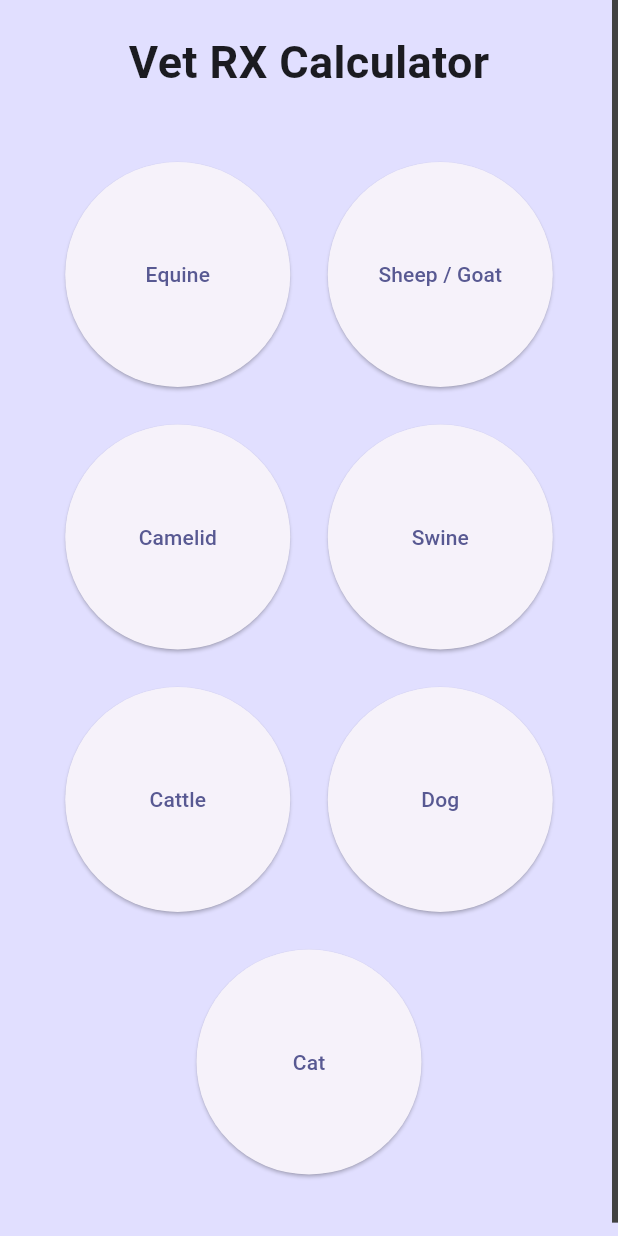
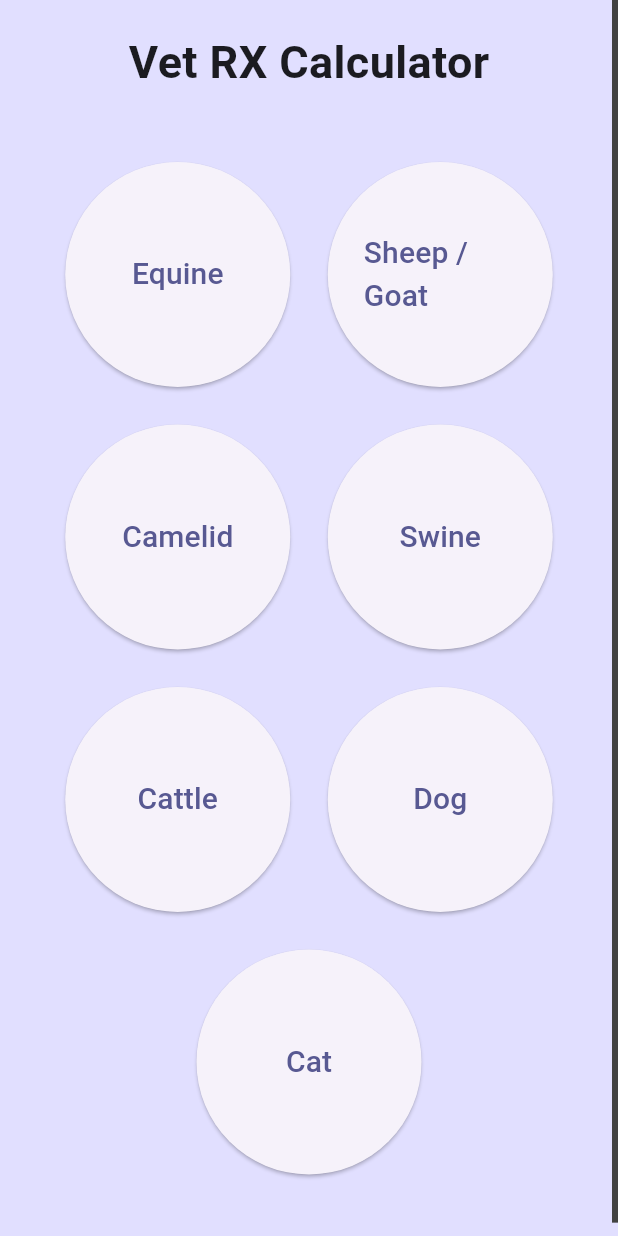
Before and after one commit to JoshyOWashy/Veterinary-Calculator-App, a Flutter app: the screen it shows after launch, on a phone screen of 412 x 824 dp. Run offline on Flutter 3.47's test engine with Material 2 defaults, Android fonts, the phone set to English and light mode, and no system bars; our stand-ins replace firebase_core, firebase_database; accounts and stored records are empty.

Commit message:
make text bigger

```diff
--- a/vet_calc_app/lib/animal_page.dart
+++ b/vet_calc_app/lib/animal_page.dart
@@ -35,7 +35,8 @@ class AnimalPage extends StatelessWidget {
                     MaterialPageRoute(builder: (context) => const DrugPage()),
                   );
                 },
-                child: Text(animalToString(Animal.equine)),
+                child: Text(animalToString(Animal.equine),
+                    style: const TextStyle(fontSize: 20)),
               ),
             ),
 
@@ -53,7 +54,8 @@ class AnimalPage extends StatelessWidget {
                     MaterialPageRoute(builder: (context) => const DrugPage()),
                   );
                 },
-                child: Text(animalToString(Animal.sheepGoat)),
+                child: Text(animalToString(Animal.sheepGoat),
+                    style: const TextStyle(fontSize: 20)),
               ),
             )
           ]),
@@ -73,7 +75,8 @@ class AnimalPage extends StatelessWidget {
                       MaterialPageRoute(builder: (context) => const DrugPage()),
                     );
                   },
-                  child: Text(animalToString(Animal.camelid)),
+                  child: Text(animalToString(Animal.camelid),
+                      style: const TextStyle(fontSize: 20)),
                 ),
               ),
 
@@ -91,7 +94,8 @@ class AnimalPage extends StatelessWidget {
                       MaterialPageRoute(builder: (context) => const DrugPage()),
                     );
                   },
-                  child: Text(animalToString(Animal.swine)),
+                  child: Text(animalToString(Animal.swine),
+                      style: const TextStyle(fontSize: 20)),
                 ),
               )
             ],
@@ -112,7 +116,8 @@ class AnimalPage extends StatelessWidget {
                       MaterialPageRoute(builder: (context) => const DrugPage()),
                     );
                   },
-                  child: Text(animalToString(Animal.cattle)),
+                  child: Text(animalToString(Animal.cattle),
+                      style: const TextStyle(fontSize: 20)),
                 ),
               ),
 
@@ -130,7 +135,8 @@ class AnimalPage extends StatelessWidget {
                       MaterialPageRoute(builder: (context) => const DrugPage()),
                     );
                   },
-                  child: Text(animalToString(Animal.dog)),
+                  child: Text(animalToString(Animal.dog),
+                      style: const TextStyle(fontSize: 20)),
                 ),
               )
             ],
@@ -151,7 +157,8 @@ class AnimalPage extends StatelessWidget {
                       MaterialPageRoute(builder: (context) => const DrugPage()),
                     );
                   },
-                  child: Text(animalToString(Animal.cat)),
+                  child: Text(animalToString(Animal.cat),
+                      style: const TextStyle(fontSize: 20)),
                 ),
               ),
             ],
```
Also changed, not shown: vet_calc_app/lib/drug_page.dart (+11 -4 lines).
